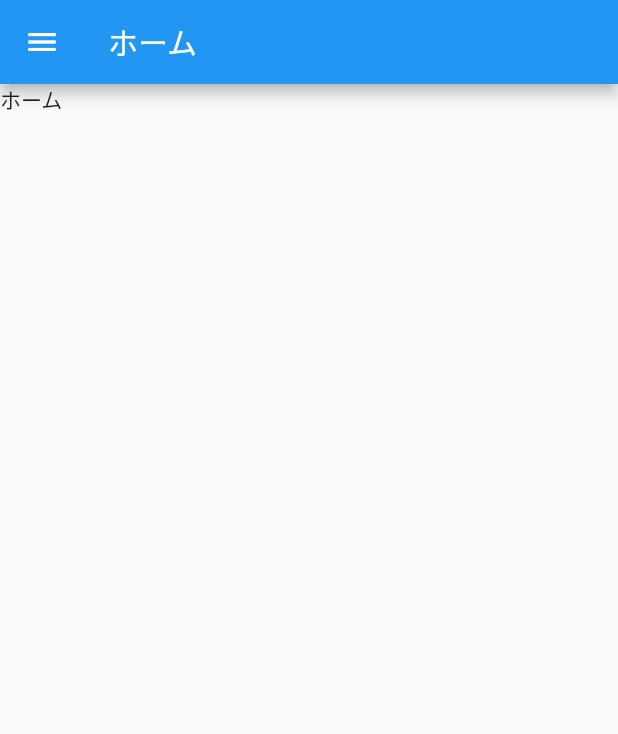
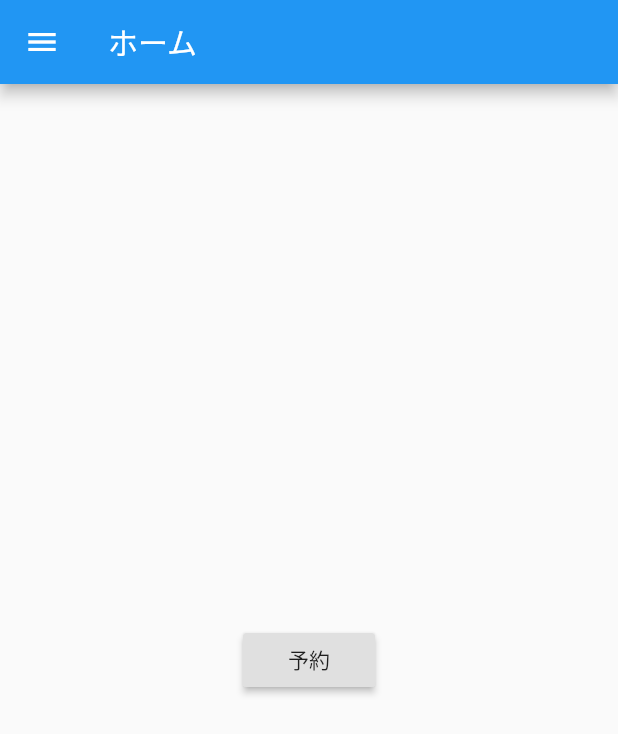
Before and after one commit to koiketakayuki/b_monster_app, a Flutter app: the screen it shows after launch, on a phone screen of 412 x 824 dp. Shown: the top 734 px of the screen. Run offline on Flutter 3.47's test engine with Material 2 defaults, Android fonts, the phone set to English and light mode, and no system bars.

```diff
--- a/lib/pages/app_shell.dart
+++ b/lib/pages/app_shell.dart
@@ -6,15 +6,13 @@ import 'box_preference_settings.dart';
 class AppShell extends StatelessWidget {
   final String title;
   final Widget body;
+  final bool hasDrawer;
 
-  AppShell(this.title, this.body);
+  AppShell(this.title, this.body, {this.hasDrawer = true});
 
   @override
   Widget build(BuildContext context) {
-    return Scaffold(
-      appBar: AppBar(title: Text(title)),
-      body: body,
-      drawer: Drawer(
+    Widget drawer = hasDrawer ? Drawer(
         child: ListView(
           padding: EdgeInsets.zero,
           children: <Widget>[
@@ -59,7 +57,12 @@ class AppShell extends StatelessWidget {
             ),
           ],
         ),
-      ),
+      ) : null;
+
+    return Scaffold(
+      appBar: AppBar(title: Text(title)),
+      body: body,
+      drawer: drawer,
     );
   }
 }
--- a/lib/pages/home.dart
+++ b/lib/pages/home.dart
@@ -1,12 +1,23 @@
 import 'package:flutter/material.dart';
 import 'app_shell.dart';
+import 'package:b_monster_app/pages/studio_list.dart';
 
 class Home extends StatelessWidget {
-
   static final String title = 'ホーム';
 
   @override
   Widget build(BuildContext context) {
-    return AppShell(title, Text(title));
+    return AppShell(
+        title,
+        Center(
+            child: RaisedButton(
+          child: Text('予約'),
+          onPressed: () {
+            Navigator.push(
+              context,
+              MaterialPageRoute(builder: (context) => StudioList()),
+            );
+          },
+        )));
   }
 }
```
Also changed, not shown: lib/models/studio.dart (+10 -8 lines), lib/pages/studio_list.dart (added, +21 -0 lines).
